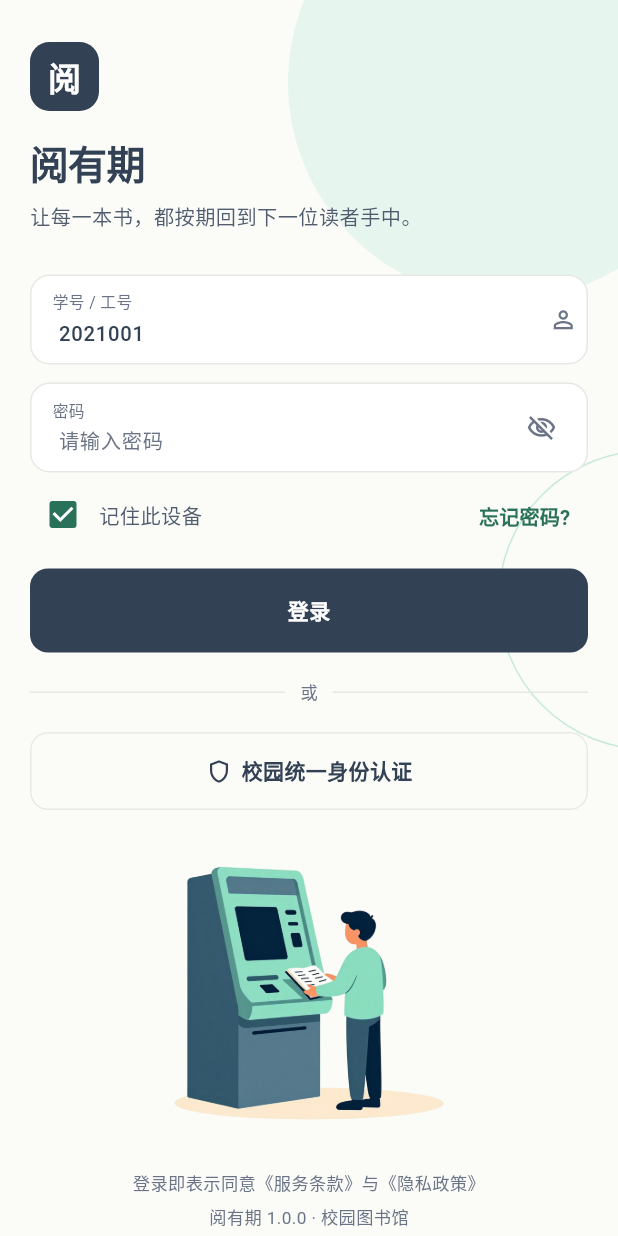
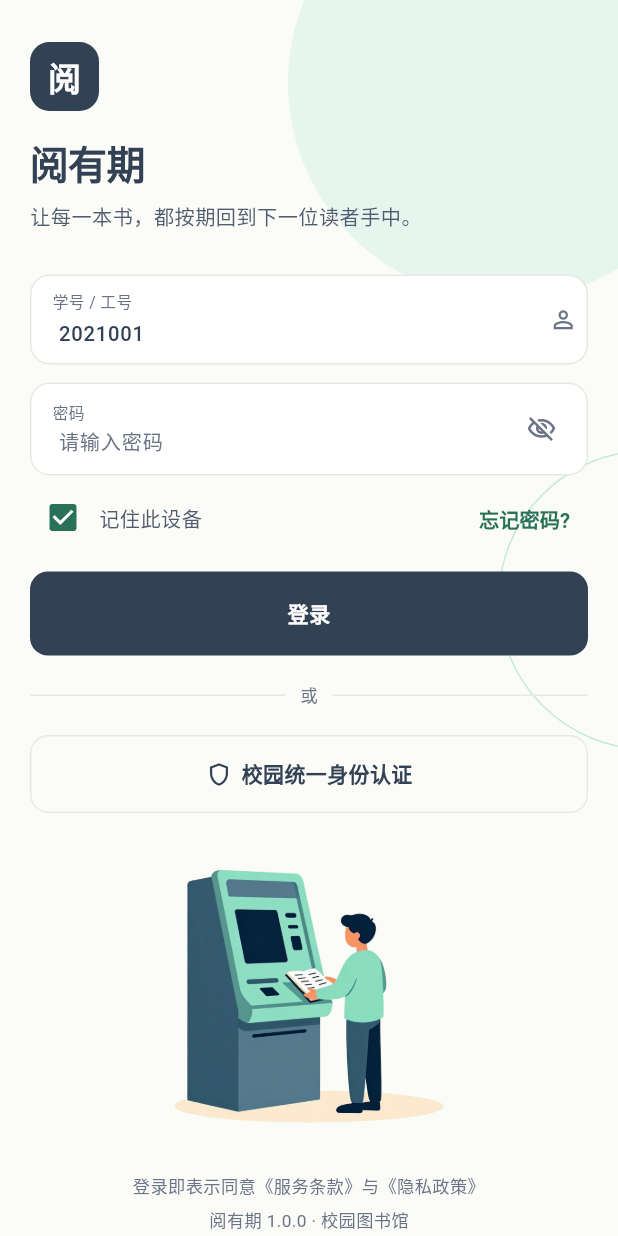
Before and after one commit to GitHubZian/ReadDue, a Flutter app: the screen it shows after launch, on a phone screen of 412 x 824 dp. Run offline on Flutter 3.47's test engine with Material 3 defaults, Android fonts, the phone set to English and light mode, and no system bars; our stand-ins replace dio, file_picker, flutter_riverpod, freezed_annotation, go_router, hive_flutter and 1 more; accounts and stored records are empty.

Commit message:
fix(client): 默认 IP 跟进演示网络并修复真机 debug 溢出（C-11）
默认 API 改为 192.168.0.3（dart-define 可覆盖）；登录输入框改 minHeight 消除 2px 溢出；检索头部改 FittedBox、副文案允许两行消除 13px 溢出；真机重装复验 01/04 截图通过；analyze 0 issue、flutter test 40 绿。

```diff
--- a/client/lib/core/config/app_config.dart
+++ b/client/lib/core/config/app_config.dart
@@ -1,11 +1,12 @@
 /// 运行期开关：默认连真实后端；本地假数据用
 /// `--dart-define=USE_MOCK=true`，接口地址用 `--dart-define=API_BASE_URL=...`。
 abstract final class AppConfig {
-  /// 默认连当前局域网内的后端；Android 模拟器用
+  /// 默认连当前局域网内的后端；默认 IP 随演示网络变化，以
+  /// `--dart-define=API_BASE_URL=...` 为准。Android 模拟器可用
   /// `--dart-define=API_BASE_URL=http://10.0.2.2:8125/api` 覆盖。
   static const apiBaseUrl = String.fromEnvironment(
     'API_BASE_URL',
-    defaultValue: 'http://10.22.127.30:8125/api',
+    defaultValue: 'http://192.168.0.3:8125/api',
   );
 
   static const useMock = bool.fromEnvironment('USE_MOCK', defaultValue: false);
--- a/client/lib/features/auth/presentation/login_page.dart
+++ b/client/lib/features/auth/presentation/login_page.dart
@@ -342,8 +342,8 @@ class _LoginField extends StatelessWidget {
       crossAxisAlignment: CrossAxisAlignment.start,
       children: [
         Container(
-          height: 60,
-          padding: const EdgeInsets.fromLTRB(14, 8, 6, 8),
+          constraints: const BoxConstraints(minHeight: 60),
+          padding: const EdgeInsets.fromLTRB(14, 6, 6, 6),
           decoration: BoxDecoration(
             color: AppColors.card,
             borderRadius: BorderRadius.circular(13),
```
Also changed, not shown: client/lib/features/search/presentation/search_page.dart (+15 -3 lines), 1 other file.
